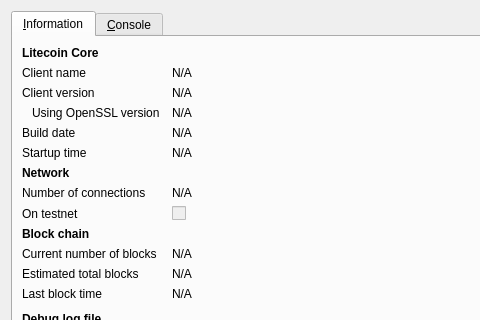
First picture: the form in src/qt/forms/rpcconsole.ui, repository desicoin/desicoin, before the edit; both pictures show x 0 to 480 and y 0 to 320 of the 740 by 450 pixel window.
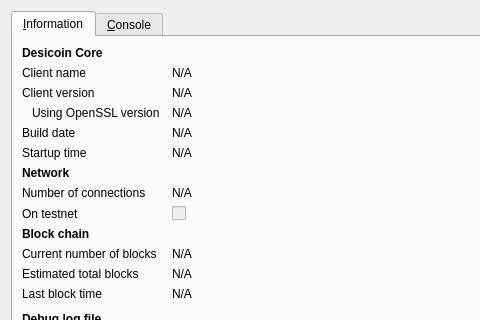
Second picture: the form after the edit. Icons and pictures are not drawn.

Patch:
```diff
--- a/src/qt/forms/rpcconsole.ui
+++ b/src/qt/forms/rpcconsole.ui
@@ -36,7 +36,7 @@
           </font>
          </property>
          <property name="text">
-          <string>Litecoin Core</string>
+          <string>Desicoin Core</string>
          </property>
         </widget>
        </item>
```
Left out of the diff: 6 changed lines with no effect on the pictures.
